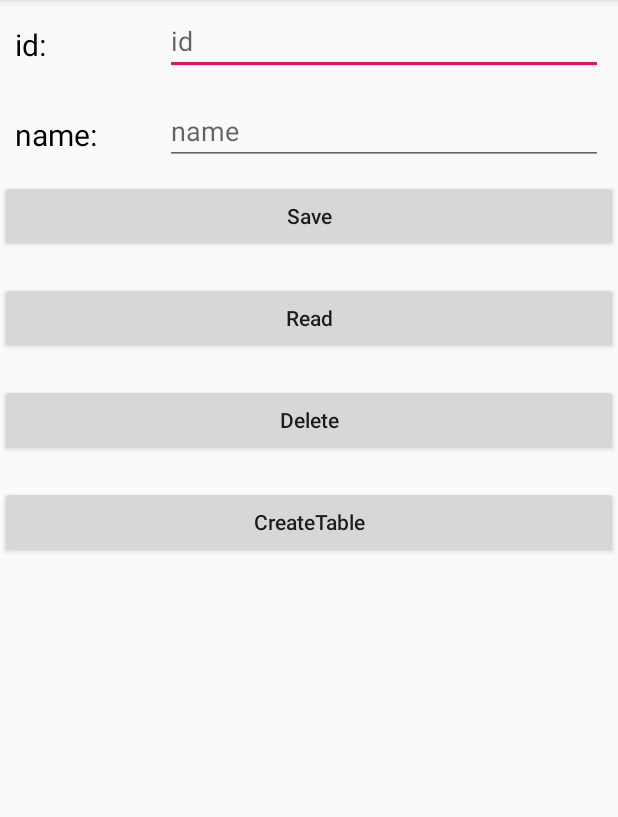
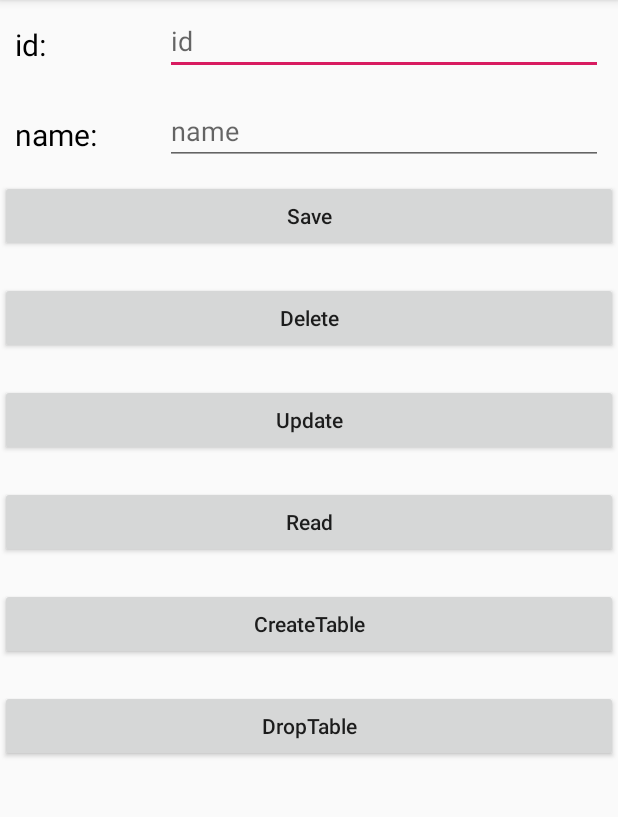
Before and after one commit to Miao-T/Android-APP-of-Sport, an Android app: the AliSqlActivity screen opened directly, with no data from a screen before it, after a tap on "Read", on a phone screen of 412 x 824 dp, the part 84-901 px from its top. Run offline under Robolectric (Android 15) with nearby library versions, the phone set to English and light mode, and no system bars.

```diff
--- a/app/src/main/java/com/example/login_register/AliSqlActivity.java
+++ b/app/src/main/java/com/example/login_register/AliSqlActivity.java
@@ -1,18 +1,24 @@
 package com.example.login_register;
 
 import android.os.Bundle;
+import android.util.Log;
 import android.view.View;
 import android.widget.EditText;
 import android.widget.Button;
 
 import com.example.login_register.CloudSQL.DBConnection;
 
+import com.example.login_register.LitePalDatabase.UserInfo;
 import com.example.login_register.Utils.BaseActivity;
+import com.example.login_register.Utils.ReadData;
+
+import java.util.EnumMap;
 
 public class AliSqlActivity extends BaseActivity{
     private EditText mEtId;
     private EditText mEtName;
-    private Button mBtnSave,mBtnRead,mBtnDelete,mBtnCreateTable;
+    private Button mBtnSave,mBtnDelete,mBtnUpdate,mBtnRead,mBtnCreateTable,mBtnDropTable;
+
     @Override
     protected void onCreate(Bundle savedInstanceState) {
         super.onCreate(savedInstanceState);
@@ -21,9 +27,12 @@ public class AliSqlActivity extends BaseActivity{
         mEtId = findViewById(R.id.et_id_cloud);
         mEtName = findViewById(R.id.et_name_cloud);
         mBtnSave = findViewById(R.id.btn_save_cloud);
+        mBtnUpdate = findViewById(R.id.btn_update_cloud);
         mBtnRead = findViewById(R.id.btn_read_cloud);
         mBtnDelete = findViewById(R.id.btn_delete_cloud);
         mBtnCreateTable = findViewById(R.id.btn_createTable_cloud);
+        mBtnDropTable = findViewById(R.id.btn_dropTable_cloud);
+
 
         mBtnSave.setOnClickListener(new View.OnClickListener() {
             @Override
@@ -31,23 +40,13 @@ public class AliSqlActivity extends BaseActivity{
                 new Thread(new Runnable() {
                 @Override
                     public void run() {
+                    DBConnection.DriverConnection();
                     String Name = mEtName.getText().toString();
                     int Id = Integer.parseInt(mEtId.getText().toString());
-                    DBConnection.linkInsert(Id,Name);
+                    DBConnection.InsertData(Id,Name);
+                    DBConnection.CreateTable(Name);
                 }
             }).start();
-            }
-        });
-
-        mBtnRead.setOnClickListener(new View.OnClickListener() {
-            @Override
-            public void onClick(View v) {
-                new Thread(new Runnable() {
-                    @Override
-                    public void run() {
-                        DBConnection.linkRead();
-                    }
-                }).start();
             }
         });
 
@@ -57,8 +56,45 @@ public class AliSqlActivity extends BaseActivity{
                 new Thread(new Runnable() {
                     @Override
                     public void run() {
+                        DBConnection.DriverConnection();
                         String Name = mEtName.getText().toString();
-                        DBConnection.linkDelete(Name);
+                        int Id = Integer.parseInt(mEtId.getText().toString());
+                        DBConnection.DeleteData(Name);
+                    }
+                }).start();
+            }
+        });
+
+        mBtnUpdate.setOnClickListener(new View.OnClickListener() {
+            @Override
+            public void onClick(View v) {
+                new Thread(new Runnable() {
+                    @Override
+                    public void run() {
+                        DBConnection.DriverConnection();
+                        String Name = mEtName.getText().toString();
+                        int Id = Integer.parseInt(mEtId.getText().toString());
+                        DBConnection.UpdateData(Name,Id);
+                    }
+                }).start();
+            }
+        });
+
+
+        mBtnRead.setOnClickListener(new View.OnClickListener() {
+            @Override
+            public void onClick(View v) {
+                new Thread(new Runnable() {
+                    @Override
+                    public void run() {
+                        DBConnection.DriverConnection();
+                        String Name = mEtName.getText().toString();
+                        ReadData readData = new DBConnection();
+                        EnumMap<ReadData.UserInfoData,Object> userInfo = readData.ReadCloudData(Name);
+                        userInfo.entrySet().iterator();
+                        String id = String.valueOf(userInfo.get(ReadData.UserInfoData.id));
+                        String registerTime = String.valueOf(userInfo.get(ReadData.UserInfoData.registerTime));
+                        Log.d("DB_tag",id + "  " + registerTime);
                     }
                 }).start();
             }
@@ -70,7 +106,21 @@ public class AliSqlActivity extends BaseActivity{
                 new Thread(new Runnable() {
                     @Override
                     public void run() {
-                        DBConnection.linkCreateTable();
+                        DBConnection.DriverConnection();
+                        //DBConnection.CreateTable();
+                    }
+                }).start();
+            }
+        });
+
+        mBtnDropTable.setOnClickListener(new View.OnClickListener() {
+            @Override
+            public void onClick(View v) {
+                new Thread(new Runnable() {
+                    @Override
+                    public void run() {
+                        DBConnection.DriverConnection();
+                        DBConnection.DropTable();
                     }
                 }).start();
             }
--- /dev/null
+++ b/app/src/main/java/com/example/login_register/Utils/ReadData.java
@@ -0,0 +1,12 @@
+package com.example.login_register.Utils;
+
+import java.util.EnumMap;
+
+public interface ReadData {
+    enum UserInfoData{
+        id,name,password,registerTime,phoneNumber,email,
+        sex,height,weight,birthday,age,lcoation,targetStep
+    }
+
+    public EnumMap<UserInfoData,Object> ReadCloudData(String name);
+}
--- a/app/src/main/res/layout/activity_ali_sql.xml
+++ b/app/src/main/res/layout/activity_ali_sql.xml
@@ -56,18 +56,26 @@
         android:textAllCaps="false"/>
 
     <Button
+        android:id="@+id/btn_delete_cloud"
+        android:layout_width="match_parent"
+        android:layout_height="wrap_content"
+        android:text="Delete"
+        android:textAllCaps="false"
+        android:layout_marginTop="20dp"/>
+
+    <Button
+        android:id="@+id/btn_update_cloud"
+        android:layout_width="match_parent"
+        android:layout_height="wrap_content"
+        android:text="Update"
+        android:textAllCaps="false"
+        android:layout_marginTop="20dp"/>
+
+    <Button
         android:id="@+id/btn_read_cloud"
         android:layout_width="match_parent"
         android:layout_height="wrap_content"
         android:text="Read"
-        android:textAllCaps="false"
-        android:layout_marginTop="20dp"/>
-
-    <Button
-        android:id="@+id/btn_delete_cloud"
-        android:layout_width="match_parent"
-        android:layout_height="wrap_content"
-        android:text="Delete"
         android:textAllCaps="false"
         android:layout_marginTop="20dp"/>
 
@@ -78,4 +86,12 @@
         android:text="CreateTable"
         android:textAllCaps="false"
         android:layout_marginTop="20dp"/>
+
+    <Button
+        android:id="@+id/btn_dropTable_cloud"
+        android:layout_width="match_parent"
+        android:layout_height="wrap_content"
+        android:text="DropTable"
+        android:textAllCaps="false"
+        android:layout_marginTop="20dp"/>
 </LinearLayout>
```
Also changed, not shown: app/src/main/java/com/example/login_register/CloudSQL/DBConnection.java (+131 -35 lines), app/src/main/java/com/example/login_register/MainActivity.java (+16 -22 lines).
